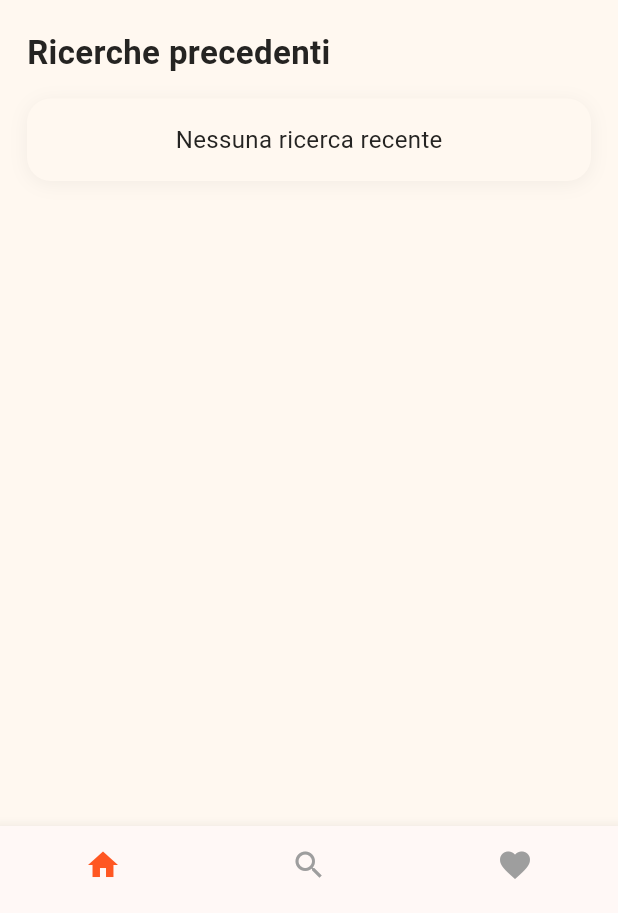
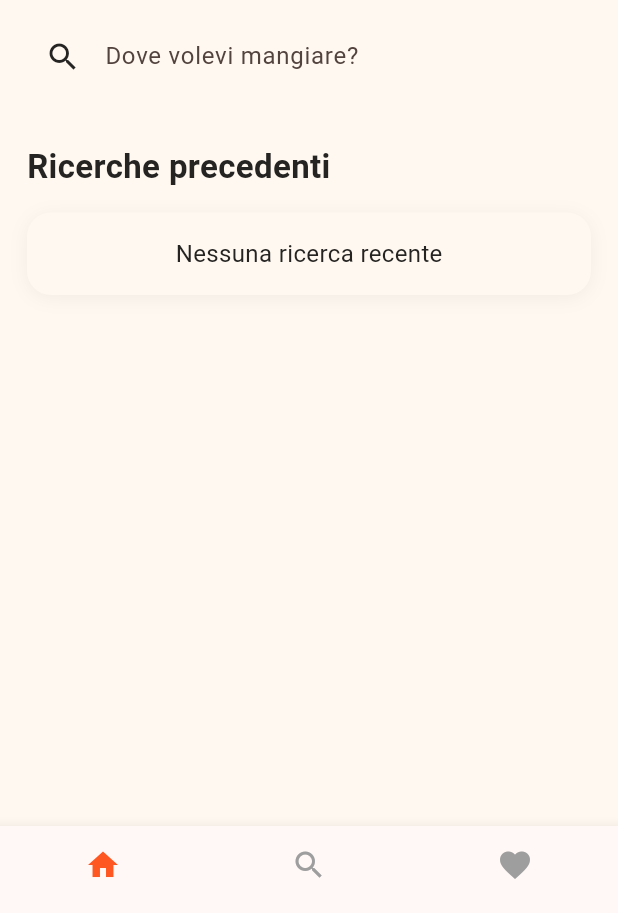
Before and after one commit to mdicarlo10/Tap-Eat, a Flutter app: the screen it shows after launch, on a phone screen of 412 x 824 dp, the part 323-1236 px from its top. Run offline on Flutter 3.47's test engine with Material 3 defaults, Android fonts, the phone set to English and light mode, and no system bars; our stand-ins replace flutter_map, latlong2, sqflite; accounts and stored records are empty.

Commit message:
add search bar on homepage

```diff
--- a/lib/screens/homepage.dart
+++ b/lib/screens/homepage.dart
@@ -1,4 +1,6 @@
 import 'package:flutter/material.dart';
+import '../database/restaurant_db.dart';
+import '../models/restaurant.dart';
 import '../main.dart';
 
 class Homepage extends StatefulWidget {
@@ -57,7 +59,26 @@ class _HomepageState extends State<Homepage> {
               ),
             ),
 
+            Padding(
+              padding: const EdgeInsets.symmetric(vertical: 10),
+              child: TextField(
+                controller: searchController,
+                decoration: InputDecoration(
+                  hintText: 'Dove volevi mangiare?',
+                  prefixIcon: Icon(Icons.search, color: textColor),
+                  filled: true,
+                  fillColor: backgroundColor,
+                  border: OutlineInputBorder(
+                    borderRadius: BorderRadius.circular(12),
+                    borderSide: BorderSide.none,
+                  ),
+                ),
+                style: TextStyle(color: textColor),
+              ),
+            ),
+
             const SizedBox(height: 20),
+
             // Recent Searches Title
             const Text(
               "Ricerche precedenti",
```
